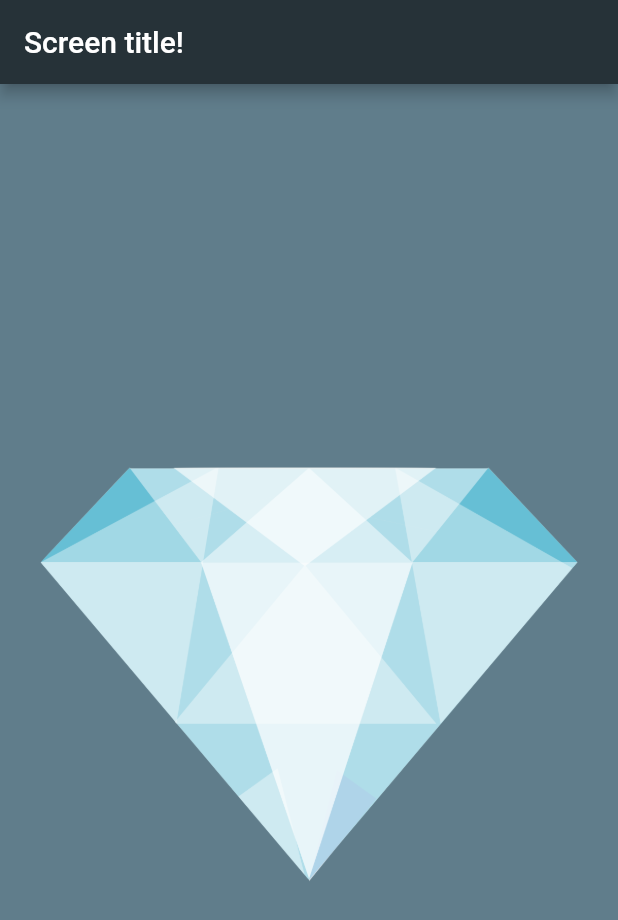
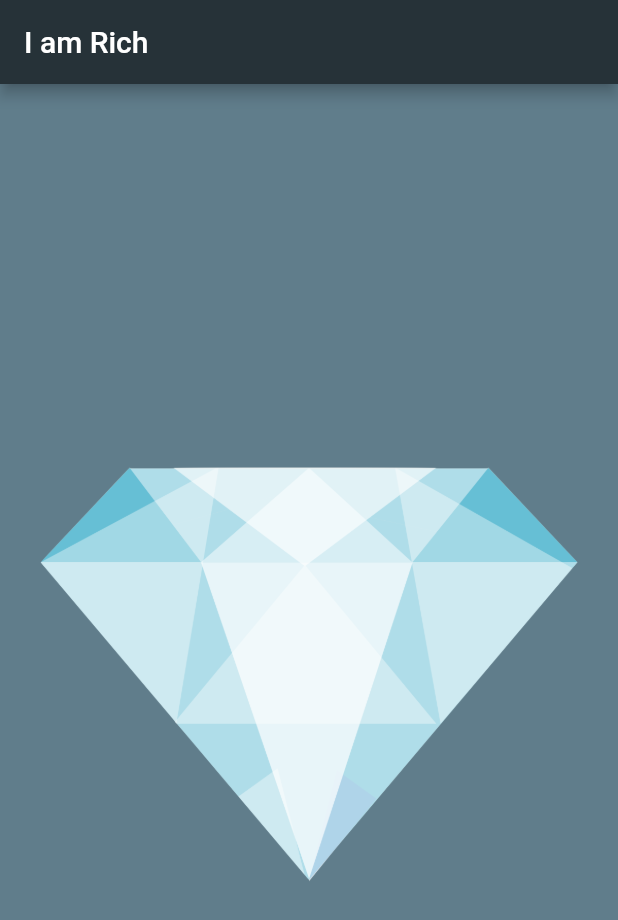
Before and after one commit to vashudev-dhama/i_am_rich_android, a Flutter app: the screen it shows after launch, on a phone screen of 412 x 824 dp. Shown: the top 920 px of the screen. Run offline on Flutter 3.47's test engine with Material 2 defaults, Android fonts, the phone set to English and light mode, and no system bars.

Commit message:
Final Commit

```diff
--- a/lib/main.dart
+++ b/lib/main.dart
@@ -2,11 +2,11 @@ import 'package:flutter/material.dart';
 
 void main() => runApp(
       MaterialApp(
-        title: 'App title',
+        title: 'I am Rich',
         home: Scaffold(
           backgroundColor: Colors.blueGrey,
           appBar: AppBar(
-            title: Text('Screen title!'),
+            title: Text('I am Rich'),
             backgroundColor: Colors.blueGrey[900],
           ),
           body: Center(
```
